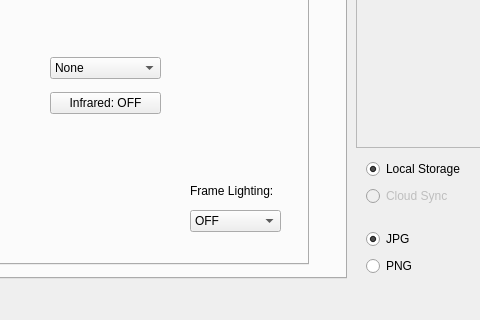
Before: the Qt Designer form _ui/FlashLapse_CP.ui in CoSE-Jerry/ROS_Flow, drawn with Qt 5; both pictures show x 124 to 604 and y 172 to 492 of the 800 by 492 pixel window.
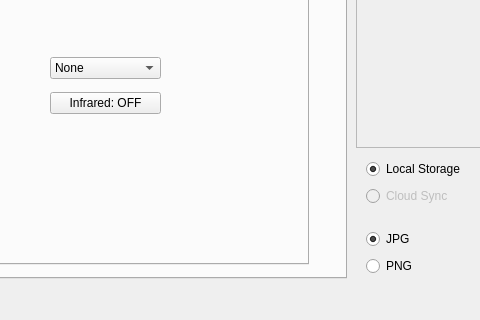
After: the same form once the commit is applied. Icons and pictures are not drawn.

```diff
--- a/_ui/FlashLapse_CP.ui
+++ b/_ui/FlashLapse_CP.ui
@@ -180,54 +180,6 @@
          </item>
         </layout>
        </widget>
-       <widget class="QComboBox" name="Frame">
-        <property name="geometry">
-         <rect>
-          <x>270</x>
-          <y>300</y>
-          <width>91</width>
-          <height>22</height>
-         </rect>
-        </property>
-        <item>
-         <property name="text">
-          <string>OFF</string>
-         </property>
-        </item>
-        <item>
-         <property name="text">
-          <string>Full</string>
-         </property>
-        </item>
-        <item>
-         <property name="text">
-          <string>Logo</string>
-         </property>
-        </item>
-        <item>
-         <property name="text">
-          <string>White</string>
-         </property>
-        </item>
-        <item>
-         <property name="text">
-          <string>Blue</string>
-         </property>
-        </item>
-       </widget>
-       <widget class="QLabel" name="Frame_label">
-        <property name="geometry">
-         <rect>
-          <x>270</x>
-          <y>265</y>
-          <width>101</width>
-          <height>31</height>
-         </rect>
-        </property>
-        <property name="text">
-         <string>Frame Lighting:</string>
-        </property>
-       </widget>
       </widget>
       <widget class="QWidget" name="Presets">
        <attribute name="title">
```
